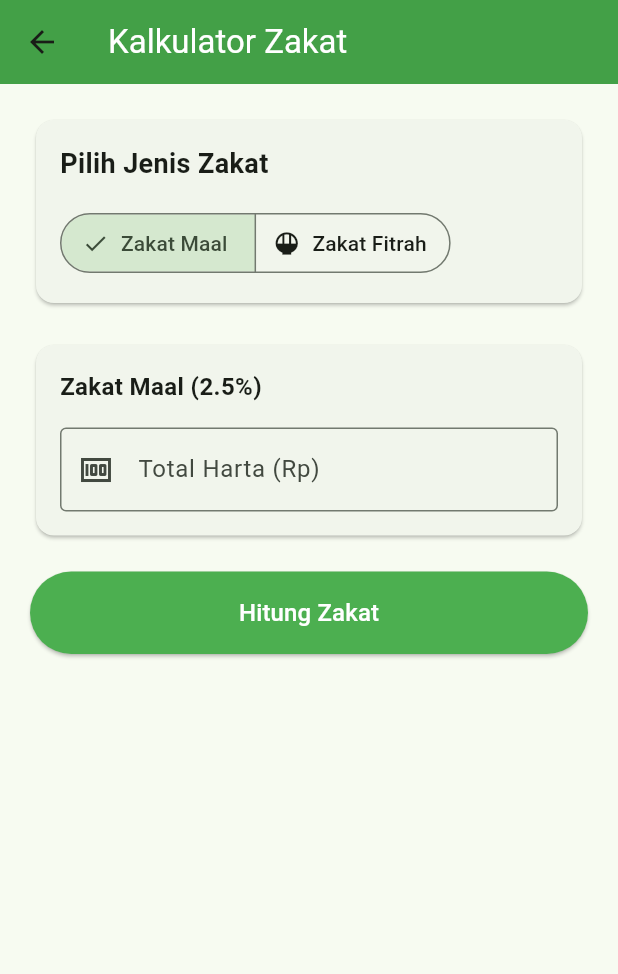
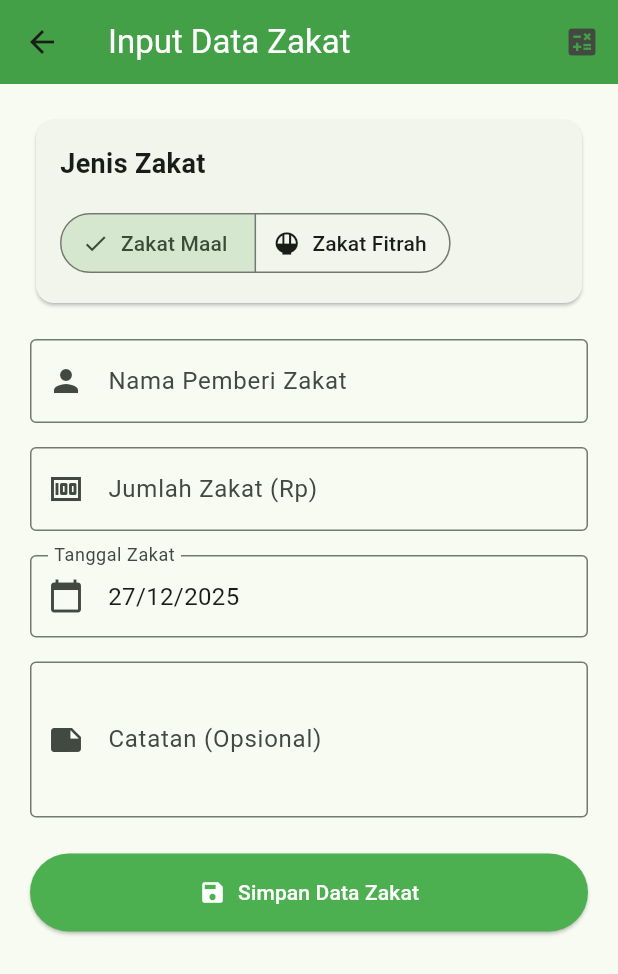
Before and after one commit to muhtegaralfikri/ramadhan-app, a Flutter app: the ZakatScreen screen opened directly, on a phone screen of 412 x 824 dp. Shown: the top 974 px of the screen. Run offline on Flutter 3.47's test engine with Material 3 defaults, Android fonts, the phone set to English and light mode, and no system bars; our stand-ins replace supabase_flutter; accounts and stored records are empty; statements that could not run were skipped.

Commit message:
Refactor HomeScreen to use ZakatListScreen and implement zakat management features

```diff
--- a/lib/screens/home/home_screen.dart
+++ b/lib/screens/home/home_screen.dart
@@ -1,11 +1,35 @@
 import 'package:flutter/material.dart';
-import '../zakat/zakat_screen.dart';
+import '../zakat/zakat_list_screen.dart';
 import '../puasa/puasa_screen.dart';
 import '../jadwal/jadwal_screen.dart';
 import '../menu_buka/menu_screen.dart';
+import '../../models/zakat.dart';
 
-class HomeScreen extends StatelessWidget {
+class HomeScreen extends StatefulWidget {
   const HomeScreen({super.key});
+
+  @override
+  State<HomeScreen> createState() => _HomeScreenState();
+}
+
+class _HomeScreenState extends State<HomeScreen> {
+  final List<Zakat> _zakatList = [];
+
+  void _handleZakatSaved(Zakat zakat) {
+    setState(() {
+      _zakatList.add(zakat);
+    });
+  }
+
+  void _handleZakatEdited(Zakat zakat) {
+    // Implement edit logic jika needed
+  }
+
+  void _handleZakatDeleted(String id) {
+    setState(() {
+      _zakatList.removeWhere((z) => z.id == id);
+    });
+  }
 
   @override
   Widget build(BuildContext context) {
@@ -41,13 +65,18 @@ class HomeScreen extends StatelessWidget {
               ),
               _buildMenuCard(
                 context,
-                'Zakat Calculator',
-                'Hitung zakat maal dan fitrah',
+                'Pencatatan Zakat',
+                'Catat zakat jamaah masjid',
                 Icons.monetization_on,
                 Colors.green,
                 () => Navigator.push(
                   context,
-                  MaterialPageRoute(builder: (context) => const ZakatScreen()),
+                  MaterialPageRoute(builder: (context) => ZakatListScreen(
+                    zakatList: _zakatList,
+                    onEdit: _handleZakatEdited,
+                    onDelete: _handleZakatDeleted,
+                    onAdd: _handleZakatSaved,
+                  )),
                 ),
               ),
               const SizedBox(height: 16),
--- a/lib/screens/zakat/zakat_screen.dart
+++ b/lib/screens/zakat/zakat_screen.dart
@@ -10,31 +10,75 @@ class ZakatScreen extends StatefulWidget {
 
 class _ZakatScreenState extends State<ZakatScreen> {
   final _formKey = GlobalKey<FormState>();
+  final TextEditingController _nameController = TextEditingController();
   final TextEditingController _amountController = TextEditingController();
+  final TextEditingController _noteController = TextEditingController();
+  final TextEditingController _calculatorAmountController = TextEditingController();
   final TextEditingController _ricePriceController = TextEditingController();
   String _selectedType = 'maal';
   double _calculatedZakat = 0;
+  bool _isCalculatorMode = false;
+  DateTime _selectedDate = DateTime.now();
 
   @override
   void dispose() {
+    _nameController.dispose();
     _amountController.dispose();
+    _noteController.dispose();
+    _calculatorAmountController.dispose();
     _ricePriceController.dispose();
     super.dispose();
   }
 
   void _calculateZakat() {
+    if (_isCalculatorMode) {
       if (_formKey.currentState!.validate()) {
         if (_selectedType == 'maal') {
-        final amount = double.parse(_amountController.text);
+          final amount = double.parse(_calculatorAmountController.text);
           setState(() {
             _calculatedZakat = ZakatCalculator.calculateZakatMaal(amount);
+            _amountController.text = _calculatedZakat.toString();
           });
         } else {
           final ricePrice = double.parse(_ricePriceController.text);
           setState(() {
             _calculatedZakat = ZakatCalculator.calculateZakatFitrah(ricePriceKg: ricePrice);
+            _amountController.text = _calculatedZakat.toString();
           });
         }
+      }
+    }
+  }
+
+  Future<void> _selectDate() async {
+    final DateTime? picked = await showDatePicker(
+      context: context,
+      initialDate: _selectedDate,
+      firstDate: DateTime(2020),
+      lastDate: DateTime(2030),
+    );
+    if (picked != null && picked != _selectedDate) {
+      setState(() {
+        _selectedDate = picked;
+      });
+    }
+  }
+
+  void _saveZakat() {
+    if (_formKey.currentState!.validate()) {
+      final zakat = Zakat(
+        id: DateTime.now().millisecondsSinceEpoch.toString(),
+        amount: double.parse(_amountController.text),
+        type: _selectedType,
+        date: _selectedDate,
+        note: _noteController.text.isEmpty ? null : _noteController.text,
+      );
+
+      ScaffoldMessenger.of(context).showSnackBar(
+        const SnackBar(content: Text('Data zakat berhasil disimpan!')),
+      );
+
+      Navigator.pop(context, zakat);
     }
   }
 
@@ -42,9 +86,24 @@ class _ZakatScreenState extends State<ZakatScreen> {
   Widget build(BuildContext context) {
     return Scaffold(
       appBar: AppBar(
-        title: const Text('Kalkulator Zakat', style: TextStyle(color: Colors.white)),
+        title: Text(
+          _isCalculatorMode ? 'Kalkulator Zakat' : 'Input Data Zakat',
+          style: const TextStyle(color: Colors.white),
+        ),
         backgroundColor: Colors.green.shade600,
         elevation: 0,
+        actions: [
+          IconButton(
+            icon: Icon(_isCalculatorMode ? Icons.edit_note : Icons.calculate),
+            onPressed: () {
+              setState(() {
+                _isCalculatorMode = !_isCalculatorMode;
+                _calculatedZakat = 0;
+              });
+            },
+            tooltip: _isCalculatorMode ? 'Mode Input' : 'Mode Kalkulator',
+          ),
+        ],
       ),
       body: SingleChildScrollView(
         padding: const EdgeInsets.all(20.0),
@@ -60,7 +119,7 @@ class _ZakatScreenState extends State<ZakatScreen> {
                     crossAxisAlignment: CrossAxisAlignment.start,
                     children: [
                       const Text(
-                        'Pilih Jenis Zakat',
+                        'Jenis Zakat',
                         style: TextStyle(fontSize: 18, fontWeight: FontWeight.bold),
                       ),
                       const SizedBox(height: 16),
@@ -90,67 +149,38 @@ class _ZakatScreenState extends State<ZakatScreen> {
                 ),
               ),
               const SizedBox(height: 20),
-              if (_selectedType == 'maal')
+              if (_isCalculatorMode) ...[
                 Card(
                   child: Padding(
                     padding: const EdgeInsets.all(16.0),
                     child: Column(
                       crossAxisAlignment: CrossAxisAlignment.start,
                       children: [
-                        const Text(
-                          'Zakat Maal (2.5%)',
-                          style: TextStyle(fontSize: 16, fontWeight: FontWeight.bold),
+                        Text(
+                          _selectedType == 'maal' ? 'Zakat Maal (2.5%)' : 'Zakat Fitrah (2.5 kg)',
+                          style: const TextStyle(fontSize: 16, fontWeight: FontWeight.bold),
                         ),
                         const SizedBox(height: 16),
                         TextFormField(
-                          controller: _amountController,
+                          controller: _selectedType == 'maal'
+                              ? _calculatorAmountController
+                              : _ricePriceController,
                           keyboardType: TextInputType.number,
-                          decoration: const InputDecoration(
-                            labelText: 'Total Harta (Rp)',
-                            border: OutlineInputBorder(),
-                            prefixIcon: Icon(Icons.money),
+                          decoration: InputDecoration(
+                            labelText: _selectedType == 'maal'
+                                ? 'Total Harta (Rp)'
+                                : 'Harga Beras per Kg (Rp)',
+                            border: const OutlineInputBorder(),
+                            prefixIcon: Icon(_selectedType == 'maal'
+                                ? Icons.money
+                                : Icons.rice_bowl),
                           ),
                           validator: (value) {
                             if (value == null || value.isEmpty) {
-                              return 'Masukkan total harta';
+                              return 'Masukkan nilai';
                             }
-                            final amount = double.tryParse(value);
-                            if (amount == null || amount < 0) {
-                              return 'Masukkan angka yang valid';
-                            }
-                            return null;
-                          },
-                        ),
-                      ],
-                    ),
-                  ),
-                ),
-              if (_selectedType == 'fitrah')
-                Card(
-                  child: Padding(
-                    padding: const EdgeInsets.all(16.0),
-                    child: Column(
-                      crossAxisAlignment: CrossAxisAlignment.start,
-                      children: [
-                        const Text(
-                          'Zakat Fitrah (2.5 kg)',
-                          style: TextStyle(fontSize: 16, fontWeight: FontWeight.bold),
-                        ),
-                        const SizedBox(height: 16),
-                        TextFormField(
-                          controller: _ricePriceController,
-                          keyboardType: TextInputType.number,
-                          decoration: const InputDecoration(
-                            labelText: 'Harga Beras per Kg (Rp)',
-                            border: OutlineInputBorder(),
-                            prefixIcon: Icon(Icons.rice_bowl),
-                          ),
-                          validator: (value) {
-                            if (value == null || value.isEmpty) {
-                              return 'Masukkan harga beras per kg';
-                            }
-                            final price = double.tryParse(value);
-                            if (price == null || price < 0) {
+                            final num = double.tryParse(value);
+                            if (num == null || num < 0) {
                               return 'Masukkan angka yang valid';
                             }
                             return null;
@@ -161,17 +191,18 @@ class _ZakatScreenState extends State<ZakatScreen> {
                   ),
                 ),
                 const SizedBox(height: 20),
-              ElevatedButton(
+                ElevatedButton.icon(
                   onPressed: _calculateZakat,
+                  icon: const Icon(Icons.calculate),
+                  label: const Text('Hitung Zakat'),
                   style: ElevatedButton.styleFrom(
                     padding: const EdgeInsets.all(16),
                     backgroundColor: Colors.green,
                     foregroundColor: Colors.white,
                   ),
-                child: const Text('Hitung Zakat', style: TextStyle(fontSize: 16)),
                 ),
+                if (_calculatedZakat > 0) ...[
                   const SizedBox(height: 20),
-              if (_calculatedZakat > 0)
                   Card(
                     color: Colors.green.shade50,
                     child: Padding(
@@ -191,10 +222,94 @@ class _ZakatScreenState extends State<ZakatScreen> {
                               color: Colors.green,
                             ),
                           ),
+                          const SizedBox(height: 16),
+                          TextButton.icon(
+                            onPressed: () {
+                              setState(() {
+                                _isCalculatorMode = false;
+                              });
+                            },
+                            icon: const Icon(Icons.arrow_forward),
+                            label: const Text('Gunakan nilai ini'),
+                          ),
                         ],
                       ),
                     ),
                   ),
+                ],
+              ],
+              if (!_isCalculatorMode) ...[
+                TextFormField(
+                  controller: _nameController,
+                  decoration: const InputDecoration(
+                    labelText: 'Nama Pemberi Zakat',
+                    border: OutlineInputBorder(),
+                    prefixIcon: Icon(Icons.person),
+                  ),
+                  validator: (value) {
+                    if (value == null || value.isEmpty) {
+                      return 'Masukkan nama pemberi zakat';
+                    }
+                    return null;
+                  },
+                ),
+                const SizedBox(height: 16),
+                TextFormField(
+                  controller: _amountController,
+                  keyboardType: TextInputType.number,
+                  decoration: const InputDecoration(
+                    labelText: 'Jumlah Zakat (Rp)',
+                    border: OutlineInputBorder(),
+                    prefixIcon: Icon(Icons.money),
+                  ),
+                  validator: (value) {
+                    if (value == null || value.isEmpty) {
+                      return 'Masukkan jumlah zakat';
+                    }
+                    final amount = double.tryParse(value);
+                    if (amount == null || amount <= 0) {
+                      return 'Masukkan jumlah yang valid';
+                    }
+                    return null;
+                  },
+                ),
+                const SizedBox(height: 16),
+                InkWell(
+                  onTap: _selectDate,
+                  child: InputDecorator(
+                    decoration: const InputDecoration(
+                      labelText: 'Tanggal Zakat',
+                      border: OutlineInputBorder(),
+                      prefixIcon: Icon(Icons.calendar_today),
+                    ),
+                    child: Text(
+                      '${_selectedDate.day}/${_selectedDate.month}/${_selectedDate.year}',
+                      style: const TextStyle(fontSize: 16),
+                    ),
+                  ),
+                ),
+                const SizedBox(height: 16),
+                TextFormField(
+                  controller: _noteController,
+                  maxLines: 3,
+                  decoration: const InputDecoration(
+                    labelText: 'Catatan (Opsional)',
+                    border: OutlineInputBorder(),
+                    prefixIcon: Icon(Icons.note),
+                  ),
+                ),
+                const SizedBox(height: 24),
+                ElevatedButton.icon(
+                  onPressed: _saveZakat,
+                  icon: const Icon(Icons.save),
+                  label: const Text('Simpan Data Zakat'),
+                  style: ElevatedButton.styleFrom(
+                    padding: const EdgeInsets.all(16),
+                    backgroundColor: Colors.green,
+                    foregroundColor: Colors.white,
+                  ),
+                ),
+              ],
             ],
           ),
         ),
```
Also changed, not shown: lib/screens/zakat/zakat_list_screen.dart (added, +221 -0 lines). Lines whose indentation alone changed are shown as unchanged.
